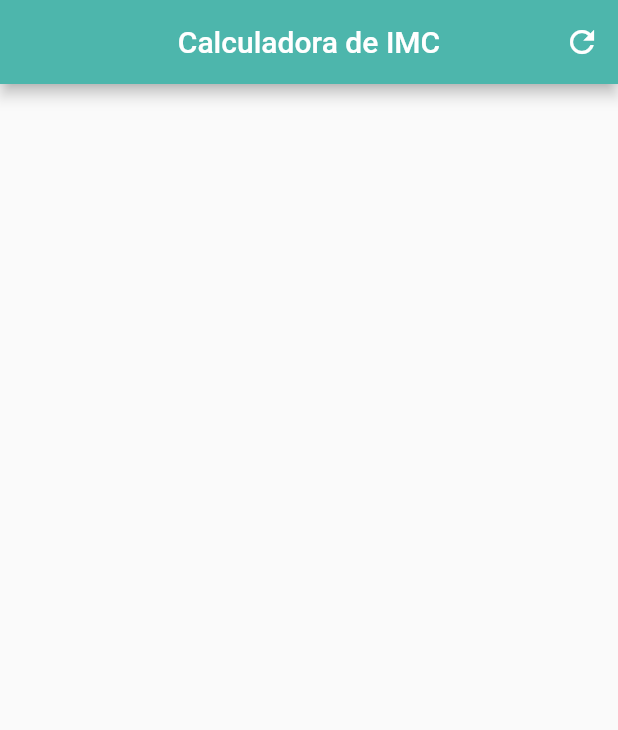
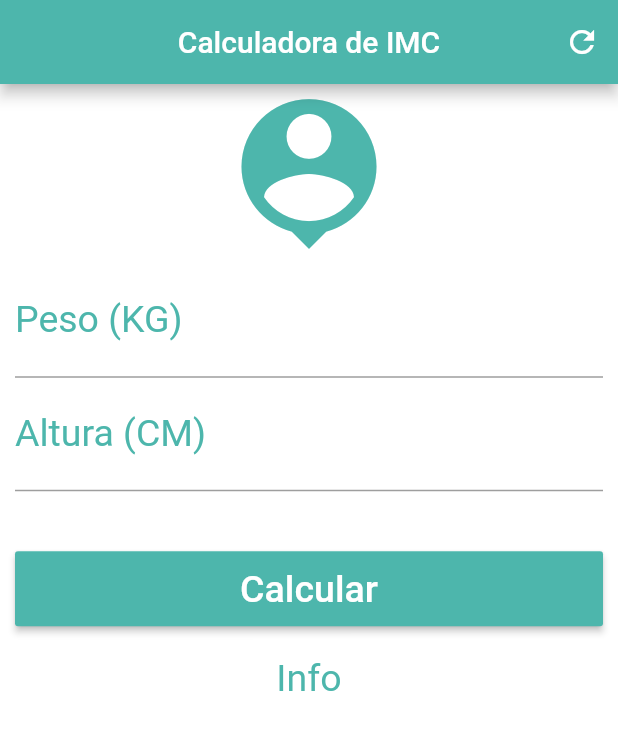
Before and after one commit to WCFX/imc_calculator, a Flutter app: the screen it shows after launch, on a phone screen of 412 x 824 dp. Shown: the top 730 px of the screen. Run offline on Flutter 3.47's test engine with Material 2 defaults, Android fonts, the phone set to English and light mode, and no system bars.

Commit message:
Layout concluído. Hora de criar as funções do app

```diff
--- a/lib/main.dart
+++ b/lib/main.dart
@@ -1,11 +1,12 @@
 import 'package:flutter/material.dart';
+import 'package:flutter/services.dart';
 
-void main(){
+void main() {
   runApp(MaterialApp(
     home: Home(),
-    )
-  );
+  ));
 }
+
 class Home extends StatefulWidget {
   @override
   _HomeState createState() => _HomeState();
@@ -20,12 +21,58 @@ class _HomeState extends State<Home> {
           centerTitle: true,
           backgroundColor: Colors.teal[300],
           actions: <Widget>[
-          IconButton(icon: Icon(Icons.refresh),
+            IconButton(
+              icon: Icon(Icons.refresh),
               onPressed: () {},
             )
           ],
         ),
-
-    );
+        backgroundColor: Colors.white,
+        body: SingleChildScrollView(
+          padding: EdgeInsets.fromLTRB(10.0,0.0, 10.0, 0.0),
+          child: Column(
+            crossAxisAlignment: CrossAxisAlignment.stretch,
+            children: <Widget>[
+              Icon(Icons.person_pin, size: 120.0, color: Colors.teal[300]),
+              TextField(
+                keyboardType: TextInputType.number,
+                decoration: InputDecoration(
+                  labelText: "Peso (KG)",
+                  labelStyle: TextStyle(color: Colors.teal[300]),
+                ),
+                textAlign: TextAlign.center,
+                style: TextStyle(color: Colors.teal[300], fontSize: 25.0),
+              ),
+              TextField(
+                keyboardType: TextInputType.number,
+                decoration: InputDecoration(
+                  labelText: "Altura (CM)",
+                  labelStyle: TextStyle(color: Colors.teal[300]),
+                ),
+                textAlign: TextAlign.center,
+                style: TextStyle(color: Colors.teal[300], fontSize: 25.0),
+              ),
+              Padding(
+                padding: EdgeInsets.only(top: 40.0, bottom: 20.0),
+                child: Container(
+                height: 50.0,
+                child: RaisedButton(
+                  onPressed: () {},
+                  child: Text(
+                    "Calcular",
+                    style: TextStyle(color: Colors.white, fontSize: 25.0),
+                  ),
+                  color: Colors.teal[300],
+                ),
+                )
+              ),
+              Text(
+                "Info",
+                textAlign: TextAlign.center,
+                style: TextStyle(color: Colors.teal[300], fontSize: 25.0),
+              )
+            ],
+          ),
+        ));
   }
 }
```
Lines whose indentation alone changed are shown as unchanged.
